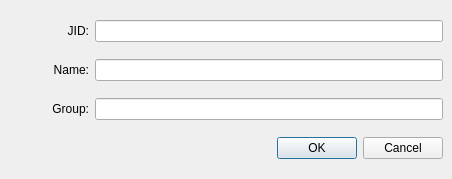
xjohncz/saje, file plugins/jabber/newrosteritemdialog.ui: the form before one commit.
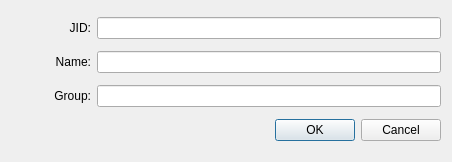
The form after the commit.

Commit message: major refactor  - contacts and accounts identified by class pointers rather than strings  - relevant signals/slots converted to use 'filterable' events mechanism provided by new events plugin

```diff
--- a/plugins/jabber/newrosteritemdialog.ui
+++ b/plugins/jabber/newrosteritemdialog.ui
@@ -6,19 +6,13 @@
     <x>0</x>
     <y>0</y>
     <width>452</width>
-    <height>179</height>
+    <height>162</height>
    </rect>
   </property>
   <property name="windowTitle" >
    <string>New Roster Item</string>
   </property>
-  <layout class="QVBoxLayout" >
-   <property name="margin" >
-    <number>9</number>
-   </property>
-   <property name="spacing" >
-    <number>6</number>
-   </property>
+  <layout class="QVBoxLayout" name="verticalLayout" >
    <item>
     <layout class="QHBoxLayout" >
      <property name="margin" >
@@ -27,6 +21,9 @@
      <property name="spacing" >
       <number>6</number>
      </property>
+     <property name="margin" >
+      <number>0</number>
+     </property>
      <item>
       <widget class="QLabel" name="label" >
        <property name="minimumSize" >
@@ -85,9 +82,6 @@
    </item>
    <item>
     <layout class="QHBoxLayout" >
-     <property name="margin" >
-      <number>0</number>
-     </property>
      <property name="spacing" >
       <number>6</number>
      </property>
@@ -121,7 +115,7 @@
       <enum>Qt::Horizontal</enum>
      </property>
      <property name="standardButtons" >
-      <set>QDialogButtonBox::Cancel|QDialogButtonBox::NoButton|QDialogButtonBox::Ok</set>
+      <set>QDialogButtonBox::Cancel|QDialogButtonBox::Ok</set>
      </property>
     </widget>
    </item>
```
Left out of the diff: 12 changed lines with no effect on the pictures. The commit also changes 40 other files.
